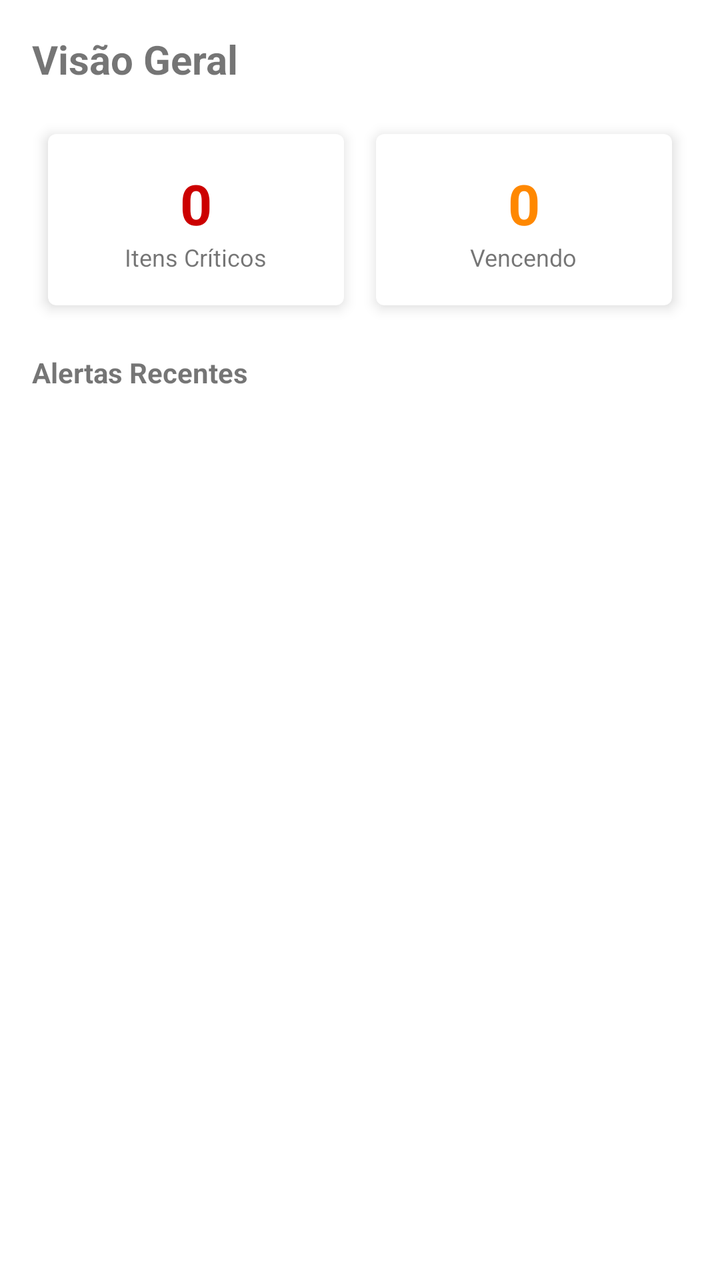
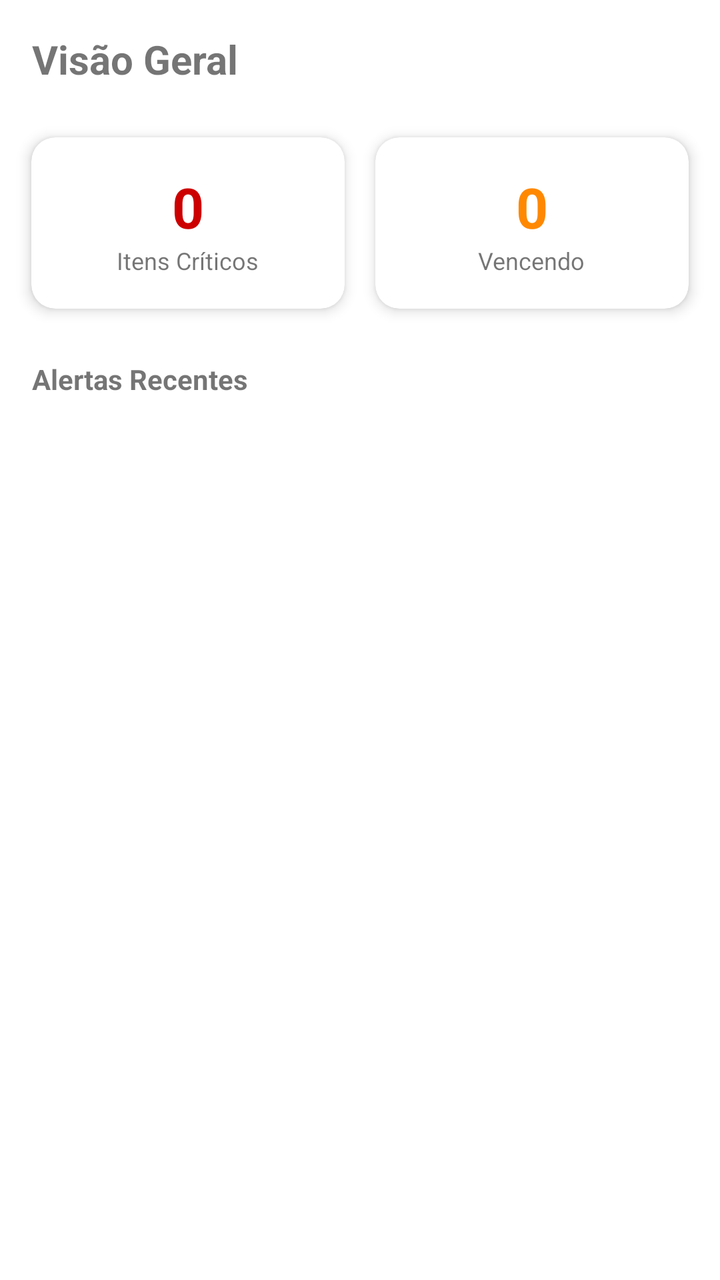

Two renders of the same Android screen: before a commit and after it. Below are the layout's source before the change and the commit's diff.
<!-- AndroidManifest.xml: application theme Theme.PistaLimpa -->
<!-- res/layout/fragment_admin_dashboard.xml -->
<?xml version="1.0" encoding="utf-8"?>
<ScrollView xmlns:android="http://schemas.android.com/apk/res/android"
    xmlns:app="http://schemas.android.com/apk/res-auto"
    android:layout_width="match_parent"
    android:layout_height="match_parent"
    android:padding="16dp">

    <LinearLayout
        android:layout_width="match_parent"
        android:layout_height="wrap_content"
        android:orientation="vertical">

        <TextView
            android:layout_width="wrap_content"
            android:layout_height="wrap_content"
            android:text="Visão Geral"
            android:textSize="20sp"
            android:textStyle="bold"
            android:layout_marginBottom="16dp" />

        <GridLayout
            android:layout_width="match_parent"
            android:layout_height="wrap_content"
            android:columnCount="2"
            android:alignmentMode="alignMargins"
            android:columnOrderPreserved="false">

            
            <com.google.android.material.card.MaterialCardView
                android:layout_width="0dp"
                android:layout_height="wrap_content"
                android:layout_columnWeight="1"
                android:layout_margin="8dp"
                app:cardElevation="4dp">
                <LinearLayout
                    android:layout_width="match_parent"
                    android:layout_height="wrap_content"
                    android:orientation="vertical"
                    android:padding="16dp"
                    android:gravity="center">
                    <TextView
                        android:id="@+id/tvCountCriticos"
                        android:layout_width="wrap_content"
                        android:layout_height="wrap_content"
                        android:text="0"
                        android:textSize="28sp"
                        android:textStyle="bold"
                        android:textColor="@android:color/holo_red_dark" />
                    <TextView
                        android:layout_width="wrap_content"
                        android:layout_height="wrap_content"
                        android:text="Itens Críticos"
                        android:textSize="12sp" />
                </LinearLayout>
            </com.google.android.material.card.MaterialCardView>

            
            <com.google.android.material.card.MaterialCardView
                android:layout_width="0dp"
                android:layout_height="wrap_content"
                android:layout_columnWeight="1"
                android:layout_margin="8dp"
                app:cardElevation="4dp">
                <LinearLayout
                    android:layout_width="match_parent"
                    android:layout_height="wrap_content"
                    android:orientation="vertical"
                    android:padding="16dp"
                    android:gravity="center">
                    <TextView
                        android:id="@+id/tvCountValidades"
                        android:layout_width="wrap_content"
                        android:layout_height="wrap_content"
                        android:text="0"
                        android:textSize="28sp"
                        android:textStyle="bold"
                        android:textColor="@android:color/holo_orange_dark" />
                    <TextView
                        android:layout_width="wrap_content"
                        android:layout_height="wrap_content"
                        android:text="Vencendo"
                        android:textSize="12sp" />
                </LinearLayout>
            </com.google.android.material.card.MaterialCardView>

        </GridLayout>

        <TextView
            android:layout_width="wrap_content"
            android:layout_height="wrap_content"
            android:text="Alertas Recentes"
            android:textStyle="bold"
            android:layout_marginTop="16dp"
            android:layout_marginBottom="8dp" />

        <androidx.recyclerview.widget.RecyclerView
            android:id="@+id/rvAlertasAdmin"
            android:layout_width="match_parent"
            android:layout_height="300dp" />

    </LinearLayout>
</ScrollView>
<!-- resources referenced by this layout -->
<resources>
  <style name="Theme.PistaLimpa" parent="Theme.MaterialComponents.DayNight.DarkActionBar">
          
          <item name="colorPrimary">@color/purple_500</item>
          <item name="colorPrimaryVariant">@color/purple_700</item>
          <item name="colorOnPrimary">@color/white</item>
          
          <item name="colorSecondary">@color/teal_200</item>
          <item name="colorSecondaryVariant">@color/teal_700</item>
          <item name="colorOnSecondary">@color/black</item>
          
          <item name="android:statusBarColor">?attr/colorPrimaryVariant</item>
          
      </style>
  <color name="purple_500">#2573D9</color>
  <color name="purple_700">#2573D9</color>
  <color name="white">#F2F2F2</color>
  <color name="teal_200">#FF03DAC5</color>
  <color name="teal_700">#FF018786</color>
  <color name="black">#FF000000</color>
</resources>

<!-- the commit's change to res/layout/fragment_admin_dashboard.xml (unified diff, before → after) -->
@@ -1,37 +1,47 @@
 <?xml version="1.0" encoding="utf-8"?>
-<ScrollView xmlns:android="http://schemas.android.com/apk/res/android"
+<androidx.core.widget.NestedScrollView xmlns:android="http://schemas.android.com/apk/res/android"
     xmlns:app="http://schemas.android.com/apk/res-auto"
     android:layout_width="match_parent"
     android:layout_height="match_parent"
-    android:padding="16dp">
+    android:fillViewport="true"
+    android:clipChildren="false"
+    android:clipToPadding="false">
 
     <LinearLayout
         android:layout_width="match_parent"
         android:layout_height="wrap_content"
-        android:orientation="vertical">
+        android:orientation="vertical"
+        android:clipChildren="false"
+        android:clipToPadding="false"
+        android:padding="8dp">
 
         <TextView
             android:layout_width="wrap_content"
             android:layout_height="wrap_content"
+            android:layout_marginStart="8dp"
+            android:layout_marginTop="8dp"
+            android:layout_marginBottom="16dp"
             android:text="Visão Geral"
             android:textSize="20sp"
-            android:textStyle="bold"
-            android:layout_marginBottom="16dp" />
+            android:textStyle="bold" />
 
         <GridLayout
             android:layout_width="match_parent"
             android:layout_height="wrap_content"
             android:columnCount="2"
             android:alignmentMode="alignMargins"
-            android:columnOrderPreserved="false">
+            android:columnOrderPreserved="false"
+            android:clipChildren="false"
+            android:clipToPadding="false">
 
             
             <com.google.android.material.card.MaterialCardView
                 android:layout_width="0dp"
                 android:layout_height="wrap_content"
                 android:layout_columnWeight="1"
-                android:layout_margin="8dp"
-                app:cardElevation="4dp">
+                app:cardCornerRadius="12dp"
+                app:cardElevation="4dp"
+                app:cardUseCompatPadding="true">
                 <LinearLayout
                     android:layout_width="match_parent"
                     android:layout_height="wrap_content"
@@ -59,8 +69,9 @@
                 android:layout_width="0dp"
                 android:layout_height="wrap_content"
                 android:layout_columnWeight="1"
-                android:layout_margin="8dp"
-                app:cardElevation="4dp">
+                app:cardCornerRadius="12dp"
+                app:cardElevation="4dp"
+                app:cardUseCompatPadding="true">
                 <LinearLayout
                     android:layout_width="match_parent"
                     android:layout_height="wrap_content"
@@ -88,15 +99,18 @@
         <TextView
             android:layout_width="wrap_content"
             android:layout_height="wrap_content"
+            android:layout_marginStart="8dp"
+            android:layout_marginTop="16dp"
+            android:layout_marginBottom="8dp"
             android:text="Alertas Recentes"
-            android:textStyle="bold"
-            android:layout_marginTop="16dp"
-            android:layout_marginBottom="8dp" />
+            android:textStyle="bold" />
 
         <androidx.recyclerview.widget.RecyclerView
             android:id="@+id/rvAlertasAdmin"
             android:layout_width="match_parent"
-            android:layout_height="300dp" />
+            android:layout_height="300dp"
+            android:clipToPadding="false"
+            android:paddingBottom="16dp" />
 
     </LinearLayout>
-</ScrollView>
+</androidx.core.widget.NestedScrollView>
